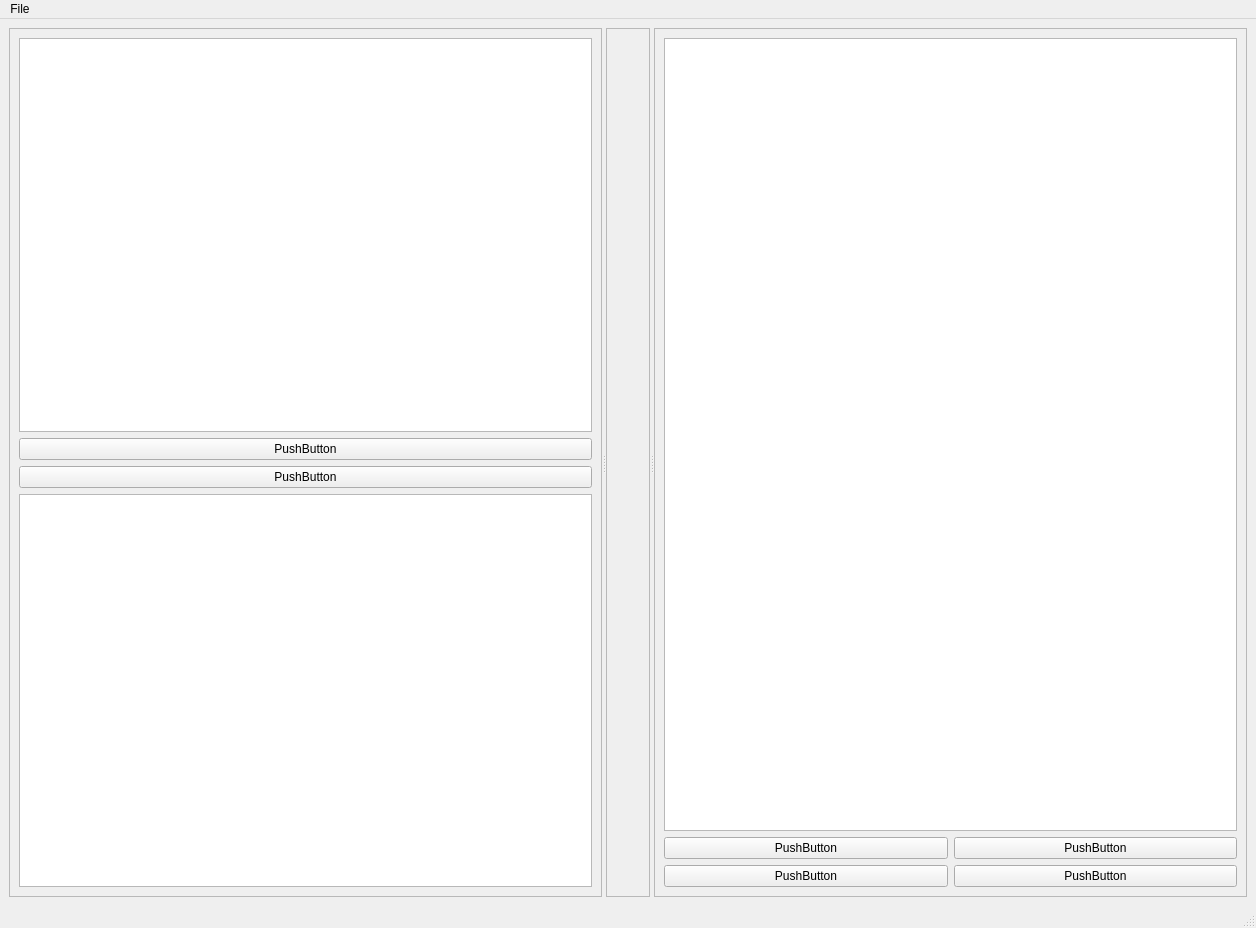
This is slacx/slacxui/basic.ui in slaclab/paws as Qt 5 draws it before an edit. The edited form follows.
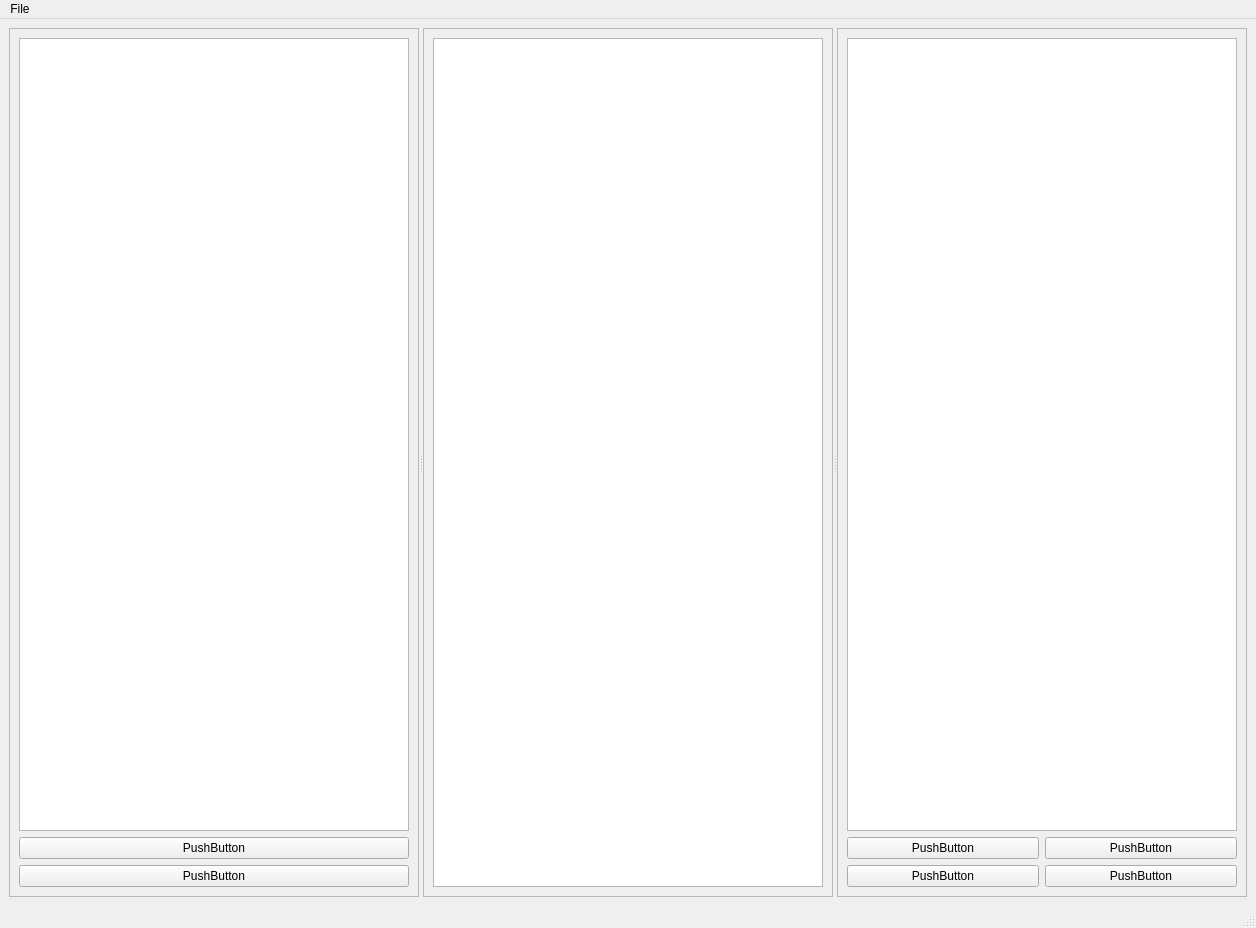
This is the edited form.

Commit message: message board now updates as workflow runs

```diff
--- a/slacx/slacxui/basic.ui
+++ b/slacx/slacxui/basic.ui
@@ -31,33 +31,23 @@
         <enum>QFrame::Raised</enum>
        </property>
        <layout class="QGridLayout" name="gridLayout_4">
-        <item row="3" column="0" colspan="2">
-         <widget class="QPlainTextEdit" name="message_board">
-          <property name="undoRedoEnabled">
-           <bool>false</bool>
-          </property>
-          <property name="readOnly">
-           <bool>false</bool>
-          </property>
-         </widget>
-        </item>
         <item row="0" column="0" colspan="2">
          <widget class="QTreeView" name="op_tree"/>
         </item>
-        <item row="1" column="0" colspan="2">
-         <widget class="QPushButton" name="add_op_button">
-          <property name="text">
-           <string>PushButton</string>
-          </property>
-         </widget>
-        </item>
-        <item row="2" column="0" colspan="2">
+        <item row="3" column="0" colspan="2">
          <widget class="QPushButton" name="edit_op_button">
           <property name="text">
            <string>PushButton</string>
           </property>
          </widget>
         </item>
+        <item row="2" column="0" colspan="2">
+         <widget class="QPushButton" name="add_op_button">
+          <property name="text">
+           <string>PushButton</string>
+          </property>
+         </widget>
+        </item>
        </layout>
       </widget>
       <widget class="QFrame" name="center_frame">
@@ -71,6 +61,16 @@
         <item row="0" column="0">
          <layout class="QGridLayout" name="image_viewer"/>
         </item>
+        <item row="1" column="0">
+         <widget class="QPlainTextEdit" name="message_board">
+          <property name="undoRedoEnabled">
+           <bool>false</bool>
+          </property>
+          <property name="readOnly">
+           <bool>false</bool>
+          </property>
+         </widget>
+        </item>
        </layout>
       </widget>
       <widget class="QFrame" name="right_frame">
```
The commit also changes 3 other files.
